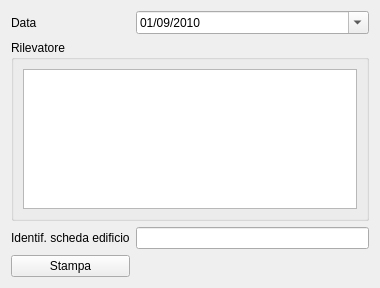
Above: ui/wdgSezPrincipale.ui from faunalia/rt_omero before the change. Below: the same form after it.
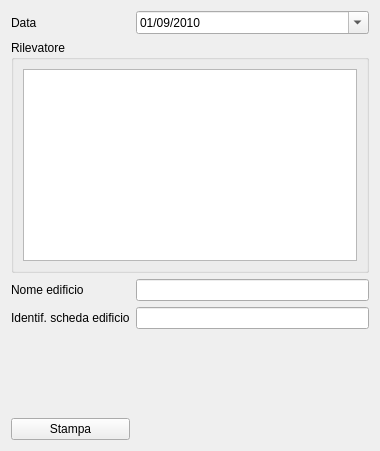
That is the form after the change.

What changed in the file:
```diff
--- a/ui/wdgSezPrincipale.ui
+++ b/ui/wdgSezPrincipale.ui
@@ -7,7 +7,7 @@
     <x>0</x>
     <y>0</y>
     <width>380</width>
-    <height>288</height>
+    <height>451</height>
    </rect>
   </property>
   <property name="windowTitle">
@@ -69,7 +69,7 @@
      </layout>
     </widget>
    </item>
-   <item row="3" column="0">
+   <item row="4" column="0">
     <spacer name="verticalSpacer">
      <property name="orientation">
       <enum>Qt::Vertical</enum>
@@ -82,27 +82,41 @@
      </property>
     </spacer>
    </item>
-   <item row="4" column="0">
+   <item row="5" column="0">
     <widget class="QPushButton" name="printBtn">
      <property name="text">
       <string>Stampa</string>
      </property>
     </widget>
    </item>
-   <item row="2" column="1">
+   <item row="3" column="1">
     <widget class="QLineEdit" name="schedaID">
      <property name="readOnly">
       <bool>true</bool>
      </property>
     </widget>
    </item>
-   <item row="2" column="0">
+   <item row="3" column="0">
     <widget class="QLabel" name="label">
      <property name="text">
       <string>Identif. scheda edificio</string>
      </property>
     </widget>
    </item>
+   <item row="2" column="0">
+    <widget class="QLabel" name="label_3">
+     <property name="text">
+      <string>Nome edificio</string>
+     </property>
+    </widget>
+   </item>
+   <item row="2" column="1">
+    <widget class="QLineEdit" name="NOME_EDIFICIO">
+     <property name="maxLength">
+      <number>255</number>
+     </property>
+    </widget>
+   </item>
   </layout>
  </widget>
  <resources/>
```
